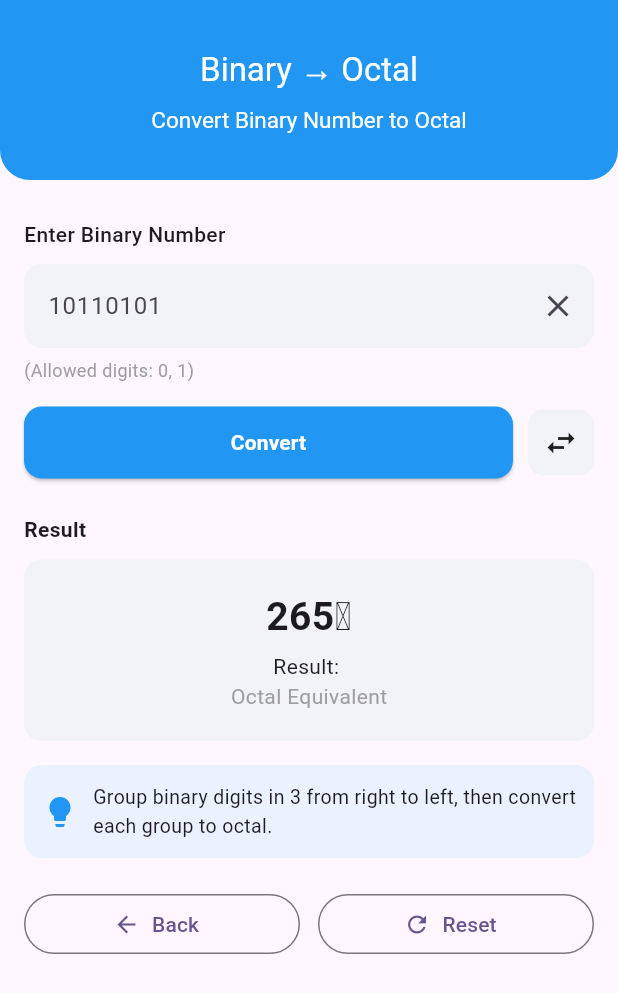
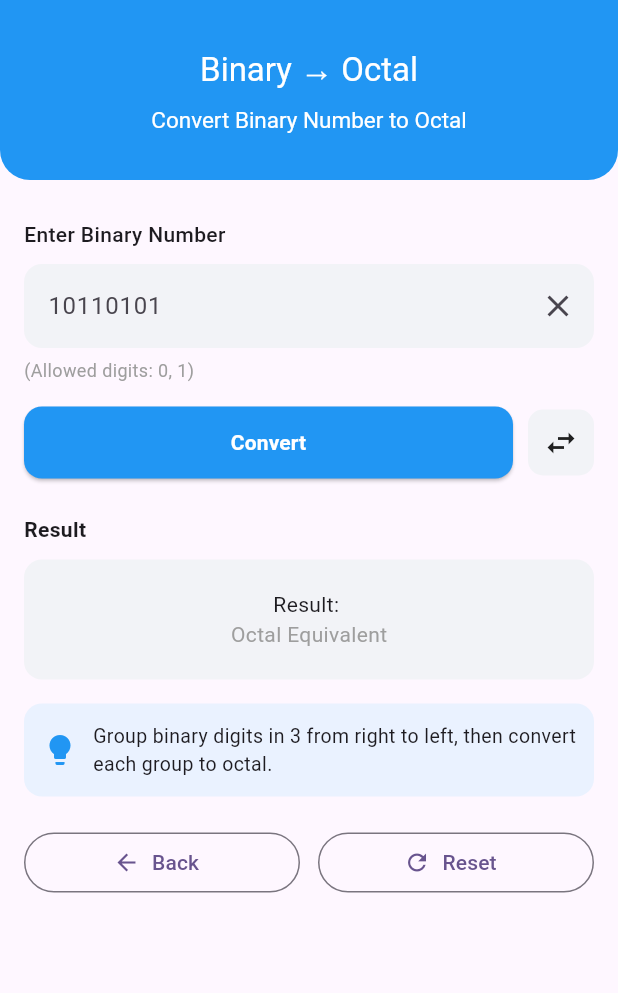
Before and after one commit to sakib2107/Number_System_App, a Flutter app: the BinaryToOctalScreen screen opened directly, on a phone screen of 412 x 824 dp. Shown: the top 993 px of the screen. Run offline on Flutter 3.47's test engine with Material 3 defaults, Android fonts, the phone set to English and light mode, and no system bars.

Commit message:
set up the app structure

```diff
--- a/lib/main.dart
+++ b/lib/main.dart
@@ -1,5 +1,5 @@
 import 'package:flutter/material.dart';
-import 'converter_provider.dart';
+import 'presentation/provider/converter_provider.dart';
 import 'package:provider/provider.dart';
 import 'app.dart';
 
@@ -7,7 +7,7 @@ void main() {
   runApp(
     MultiProvider(
       providers: [
-        ChangeNotifierProvider(create: (_) => BinaryToHexProvider()),
+        ChangeNotifierProvider(create: (_) => NumberSystemProvider()),
       ],
       child: const MyApp(),
     ),
--- a/lib/presentation/screens/binary_to_octal.dart
+++ b/lib/presentation/screens/binary_to_octal.dart
@@ -140,14 +140,6 @@ class BinaryToOctalScreen extends StatelessWidget {
                 ),
                 child: Column(
                   children: [
-                    Text(
-                      "265₈",
-                      style: TextStyle(
-                        fontSize: 26,
-                        fontWeight: FontWeight.bold,
-                      ),
-                    ),
-                    SizedBox(height: 4),
                     Text("Result: ${provider.result}"),
                     Text(
                       "Octal Equivalent",
```
Also changed, not shown: lib/presentation/screens/octal_to_decimal.dart (+3 -8 lines).
